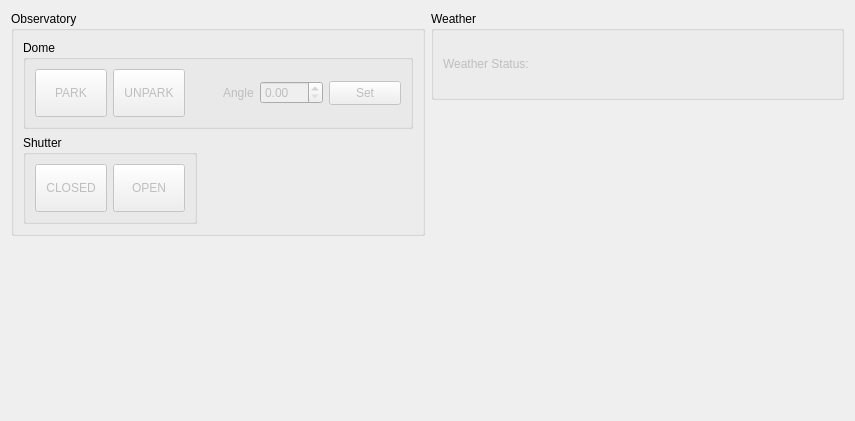
Old version of the form kstars/ekos/observatory/observatory.ui in the repository sterne-jaeger/kstars.
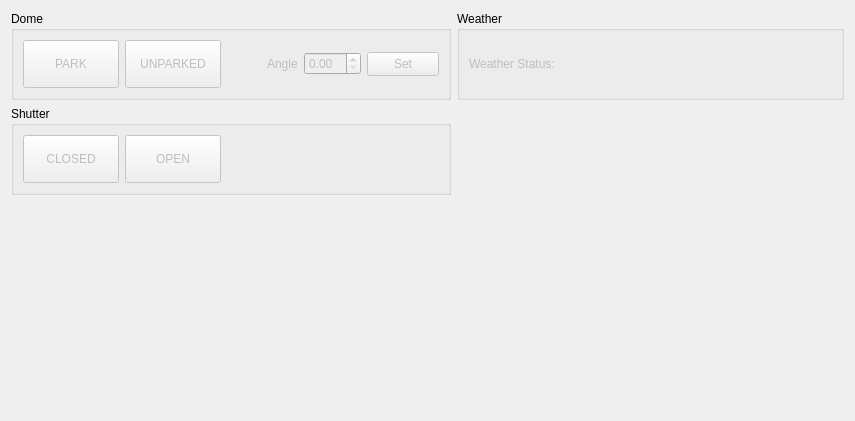
New version of the form.

Commit message: Showing dome park status implemented

```diff
--- a/kstars/ekos/observatory/observatory.ui
+++ b/kstars/ekos/observatory/observatory.ui
@@ -14,25 +14,7 @@
    <string>Form</string>
   </property>
   <layout class="QGridLayout" name="gridLayout_2">
-   <item row="0" column="0" alignment="Qt::AlignTop">
-    <widget class="QGroupBox" name="observatoryBox">
-     <property name="sizePolicy">
-      <sizepolicy hsizetype="Preferred" vsizetype="Minimum">
-       <horstretch>0</horstretch>
-       <verstretch>0</verstretch>
-      </sizepolicy>
-     </property>
-     <property name="minimumSize">
-      <size>
-       <width>0</width>
-       <height>0</height>
-      </size>
-     </property>
-     <property name="title">
-      <string>Observatory</string>
-     </property>
-     <layout class="QGridLayout" name="gridLayout">
-      <item row="1" column="0">
+   <item row="0" column="0">
        <widget class="QGroupBox" name="domeBox">
         <property name="title">
          <string>Dome</string>
@@ -45,7 +27,7 @@
            </property>
            <property name="minimumSize">
             <size>
-             <width>72</width>
+          <width>96</width>
              <height>48</height>
             </size>
            </property>
@@ -84,7 +66,7 @@
            </property>
            <property name="minimumSize">
             <size>
-             <width>72</width>
+          <width>96</width>
              <height>48</height>
             </size>
            </property>
@@ -103,7 +85,7 @@
 }</string>
            </property>
            <property name="text">
-            <string>UNPARK</string>
+         <string>UNPARKED</string>
            </property>
            <property name="checkable">
             <bool>true</bool>
@@ -113,8 +95,8 @@
            </property>
           </widget>
          </item>
-         <item row="0" column="2">
-          <layout class="QHBoxLayout" name="horizontalLayout">
+      <item row="0" column="3">
+       <layout class="QHBoxLayout" name="domeAngleBox">
            <item alignment="Qt::AlignRight">
             <widget class="QLabel" name="angleLabel">
              <property name="enabled">
@@ -156,10 +138,23 @@
            </item>
           </layout>
          </item>
+      <item row="0" column="2">
+       <spacer name="horizontalSpacer_5">
+        <property name="orientation">
+         <enum>Qt::Horizontal</enum>
+        </property>
+        <property name="sizeHint" stdset="0">
+         <size>
+          <width>40</width>
+          <height>20</height>
+         </size>
+        </property>
+       </spacer>
+      </item>
         </layout>
        </widget>
       </item>
-      <item row="3" column="0" alignment="Qt::AlignLeft">
+   <item row="2" column="0">
        <widget class="QGroupBox" name="shutterBox">
         <property name="title">
          <string>Shutter</string>
@@ -172,7 +167,7 @@
            </property>
            <property name="minimumSize">
             <size>
-             <width>72</width>
+          <width>96</width>
              <height>48</height>
             </size>
            </property>
@@ -211,7 +206,7 @@
            </property>
            <property name="minimumSize">
             <size>
-             <width>72</width>
+          <width>96</width>
              <height>48</height>
             </size>
            </property>
@@ -240,13 +235,36 @@
            </property>
           </widget>
          </item>
-        </layout>
-       </widget>
+      <item row="0" column="2">
+       <spacer name="horizontalSpacer_4">
+        <property name="orientation">
+         <enum>Qt::Horizontal</enum>
+        </property>
+        <property name="sizeHint" stdset="0">
+         <size>
+          <width>40</width>
+          <height>20</height>
+         </size>
+        </property>
+       </spacer>
       </item>
      </layout>
     </widget>
    </item>
-   <item row="1" column="0">
+   <item row="3" column="0">
+    <spacer name="verticalSpacer">
+     <property name="orientation">
+      <enum>Qt::Vertical</enum>
+     </property>
+     <property name="sizeHint" stdset="0">
+      <size>
+       <width>20</width>
+       <height>40</height>
+      </size>
+     </property>
+    </spacer>
+   </item>
+   <item row="4" column="0">
     <spacer name="horizontalSpacer">
      <property name="orientation">
       <enum>Qt::Horizontal</enum>
@@ -259,7 +277,7 @@
      </property>
     </spacer>
    </item>
-   <item row="1" column="1">
+   <item row="4" column="1">
     <spacer name="horizontalSpacer_2">
      <property name="orientation">
       <enum>Qt::Horizontal</enum>
```
Lines whose indentation alone changed are shown as unchanged. The commit also changes 2 other files.
